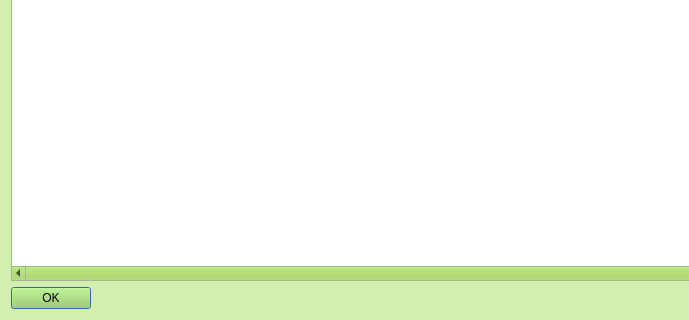
First picture: the form in src/qt/forms/beancontroldialog.ui, repository teambean/BeanCash, before the edit; both pictures show x 0 to 689 and y 180 to 500 of the 1000 by 500 pixel window.
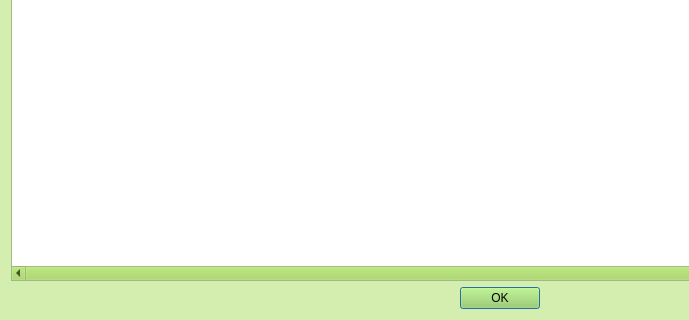
Second picture: the form after the edit. Icons and pictures are not drawn. Custom widgets are drawn as their Qt base class.

The edit to the form file:
```diff
--- a/src/qt/forms/beancontroldialog.ui
+++ b/src/qt/forms/beancontroldialog.ui
@@ -773,7 +773,7 @@
      </column>
     </widget>
    </item>
-   <item>
+   <item alignment="Qt::AlignHCenter">
     <widget class="QDialogButtonBox" name="buttonBox">
      <property name="sizePolicy">
       <sizepolicy hsizetype="Maximum" vsizetype="Fixed">
```
